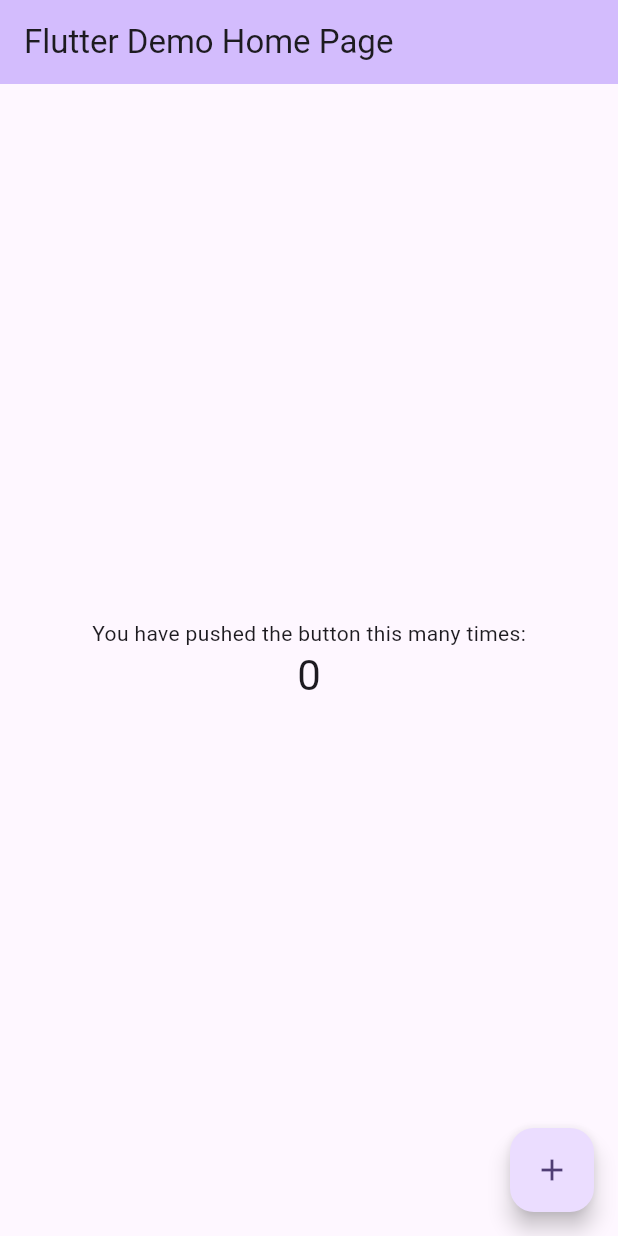
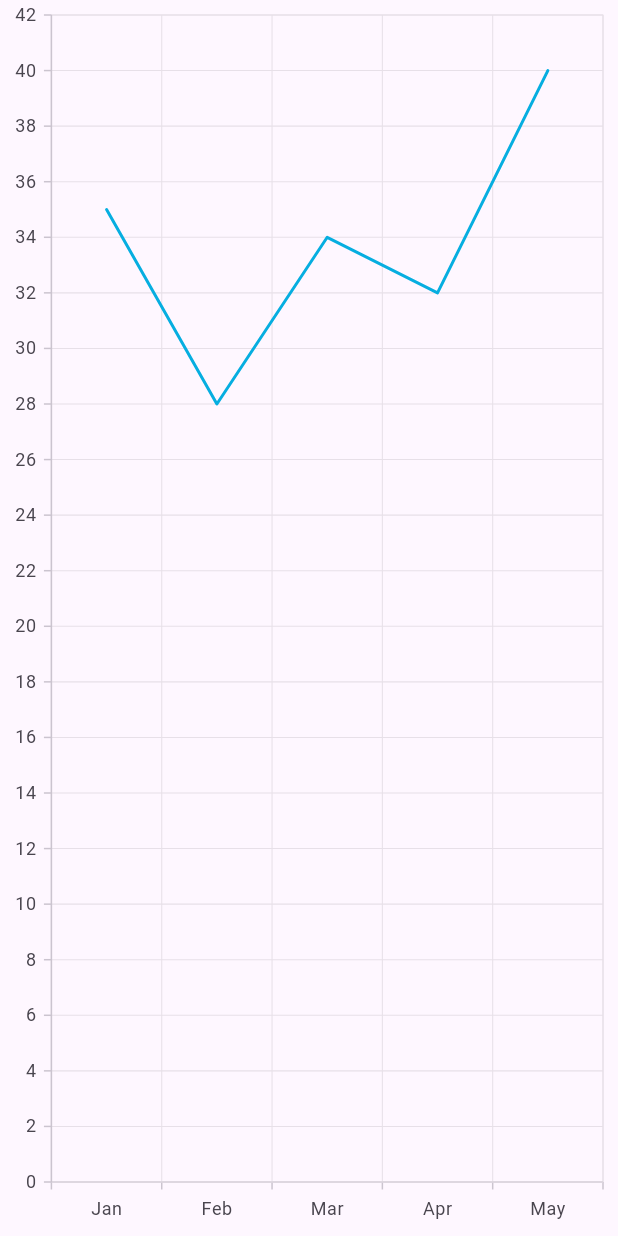
Before and after one commit to kannhi/flutter_test, a Flutter app: the screen it shows after launch, on a phone screen of 412 x 824 dp. Run offline on Flutter 3.47's test engine with Material 3 defaults, Android fonts, the phone set to English and light mode, and no system bars; our stand-ins replace syncfusion_flutter_charts.

Commit message:
[fix] graphを追加できた

```diff
--- a/flutter_test_ui_template/lib/main.dart
+++ b/flutter_test_ui_template/lib/main.dart
@@ -1,4 +1,5 @@
 import 'package:flutter/material.dart';
+import 'package:syncfusion_flutter_charts/charts.dart';
 
 void main() {
   runApp(const MyApp());
@@ -77,49 +78,35 @@ class _MyHomePageState extends State<MyHomePage> {
     // fast, so that you can just rebuild anything that needs updating rather
     // than having to individually change instances of widgets.
     return Scaffold(
-      appBar: AppBar(
-        // TRY THIS: Try changing the color here to a specific color (to
-        // Colors.amber, perhaps?) and trigger a hot reload to see the AppBar
-        // change color while the other colors stay the same.
-        backgroundColor: Theme.of(context).colorScheme.inversePrimary,
-        // Here we take the value from the MyHomePage object that was created by
-        // the App.build method, and use it to set our appbar title.
-        title: Text(widget.title),
-      ),
       body: Center(
-        // Center is a layout widget. It takes a single child and positions it
-        // in the middle of the parent.
-        child: Column(
-          // Column is also a layout widget. It takes a list of children and
-          // arranges them vertically. By default, it sizes itself to fit its
-          // children horizontally, and tries to be as tall as its parent.
-          //
-          // Column has various properties to control how it sizes itself and
-          // how it positions its children. Here we use mainAxisAlignment to
-          // center the children vertically; the main axis here is the vertical
-          // axis because Columns are vertical (the cross axis would be
-          // horizontal).
-          //
-          // TRY THIS: Invoke "debug painting" (choose the "Toggle Debug Paint"
-          // action in the IDE, or press "p" in the console), to see the
-          // wireframe for each widget.
-          mainAxisAlignment: MainAxisAlignment.center,
-          children: <Widget>[
-            const Text(
-              'You have pushed the button this many times:',
-            ),
-            Text(
-              '$_counter',
-              style: Theme.of(context).textTheme.headlineMedium,
-            ),
-          ],
-        ),
-      ),
-      floatingActionButton: FloatingActionButton(
-        onPressed: _incrementCounter,
-        tooltip: 'Increment',
-        child: const Icon(Icons.add),
-      ), // This trailing comma makes auto-formatting nicer for build methods.
+          child: Container(
+            child: SfCartesianChart(
+              // Initialize category axis
+              primaryXAxis: CategoryAxis(),
+
+              series: <LineSeries<SalesData, String>>[
+                LineSeries<SalesData, String>(
+                  // Bind data source
+                  dataSource:  <SalesData>[
+                    SalesData('Jan', 35),
+                    SalesData('Feb', 28),
+                    SalesData('Mar', 34),
+                    SalesData('Apr', 32),
+                    SalesData('May', 40)
+                  ],
+                  xValueMapper: (SalesData sales, _) => sales.year,
+                  yValueMapper: (SalesData sales, _) => sales.sales
+                )
+              ]
+            )
+          )
+      )
     );
   }
 }
+
+class SalesData {
+  SalesData(this.year, this.sales);
+  final String year;
+  final double sales;
+}
```
